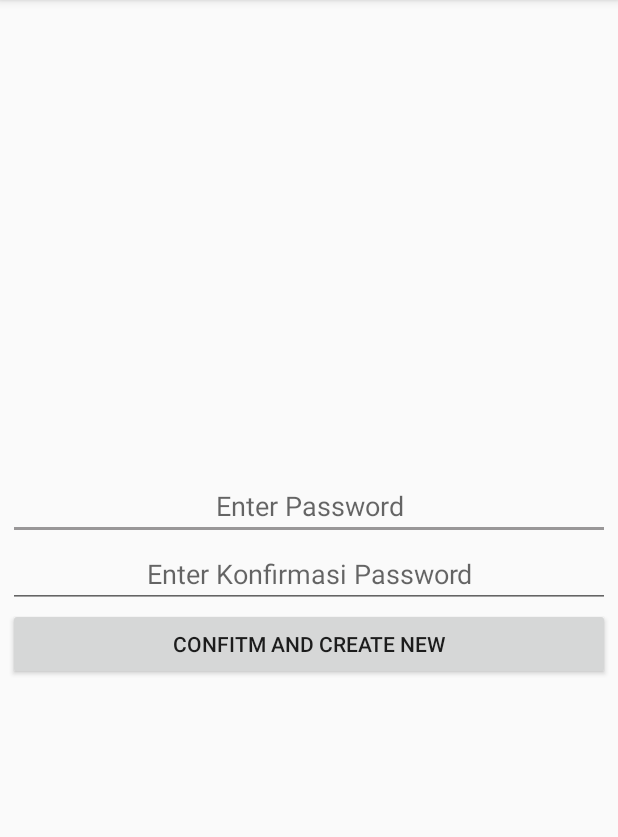
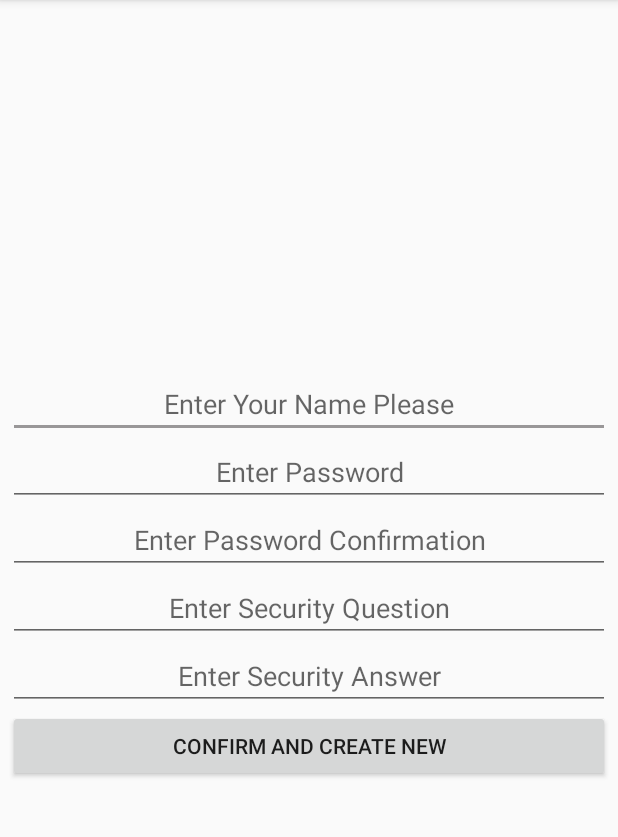
Before and after one commit to hasemeneh/PersonalFinancialAssistance, an Android app: the CreatePINActivity screen opened directly, with no data from a screen before it, on a phone screen of 412 x 824 dp, the part 84-921 px from its top. Run offline under Robolectric (Android 15) with nearby library versions, the phone set to English and light mode, and no system bars.

Commit message:
add something so many thing poho deui naon hungkul

```diff
--- a/app/build.gradle
+++ b/app/build.gradle
@@ -26,6 +26,8 @@ dependencies {
     })
     compile 'com.github.PhilJay:MPAndroidChart:v3.0.2'
     compile 'com.android.support:appcompat-v7:25.3.1'
+    compile 'com.squareup.retrofit2:retrofit:2.3.0'
+    compile 'com.squareup.retrofit2:converter-gson:2.3.0'
     compile 'com.android.support.constraint:constraint-layout:1.0.2'
     compile 'com.android.support:design:25.3.1'
     testCompile 'junit:junit:4.12'
--- a/app/src/main/res/layout/activity_create_pin.xml
+++ b/app/src/main/res/layout/activity_create_pin.xml
@@ -11,10 +11,18 @@
     tools:layout_editor_absoluteY="8dp">
 
     <EditText
+        android:id="@+id/editTextNama"
+        android:layout_width="match_parent"
+        android:layout_height="wrap_content"
+        android:hint="Enter Your Name Please"
+        android:inputType="textPersonName"
+        android:textAlignment="center" />
+    <EditText
         android:id="@+id/editTextPassword"
         android:layout_width="match_parent"
         android:layout_height="wrap_content"
         android:hint="Enter Password"
+        android:layout_below="@+id/editTextNama"
         android:inputType="numberPassword"
         android:textAlignment="center" />
 
@@ -23,14 +31,30 @@
         android:layout_width="match_parent"
         android:layout_height="wrap_content"
         android:layout_below="@+id/editTextPassword"
-        android:hint="Enter Konfirmasi Password"
+        android:hint="Enter Password Confirmation"
         android:inputType="numberPassword"
+        android:textAlignment="center" />
+    <EditText
+        android:id="@+id/editTextSecurityQuestion"
+        android:layout_width="match_parent"
+        android:layout_height="wrap_content"
+        android:layout_below="@+id/editTextPasswordConfirmation"
+        android:hint="Enter Security Question"
+        android:inputType="text"
+        android:textAlignment="center" />
+    <EditText
+        android:id="@+id/editTextSecurityAnswer"
+        android:layout_width="match_parent"
+        android:layout_height="wrap_content"
+        android:layout_below="@+id/editTextSecurityQuestion"
+        android:hint="Enter Security Answer"
+        android:inputType="text"
         android:textAlignment="center" />
 
     <Button
         android:id="@+id/buttonPasswordConfirmation"
         android:layout_width="match_parent"
         android:layout_height="wrap_content"
-        android:layout_below="@+id/editTextPasswordConfirmation"
-        android:text="Confitm and create new" />
+        android:layout_below="@+id/editTextSecurityAnswer"
+        android:text="Confirm and create new" />
 </RelativeLayout>
--- a/app/src/main/res/menu/activity_dashboard_drawer.xml
+++ b/app/src/main/res/menu/activity_dashboard_drawer.xml
@@ -5,15 +5,15 @@
         <item
             android:id="@+id/nav_history"
             android:icon="@android:drawable/ic_menu_my_calendar"
-            android:title="Monthly" />
+            android:title="History" />
         <item
             android:id="@+id/nav_manage"
             android:icon="@drawable/ic_menu_manage"
-            android:title="Tools" />
+            android:title="Setting" />
         <item
             android:id="@+id/nav_about"
             android:icon="@android:drawable/ic_dialog_alert"
-            android:title="Tools" />
+            android:title="About" />
     </group>
 
 
```
Also changed, not shown: app/src/main/java/com/tugas/rpl/personalfinancialassistance/Model/UserDao.java (added, +41 -0 lines), app/src/main/java/com/tugas/rpl/personalfinancialassistance/Util/Utility.java (added, +97 -0 lines), 1 other file.
